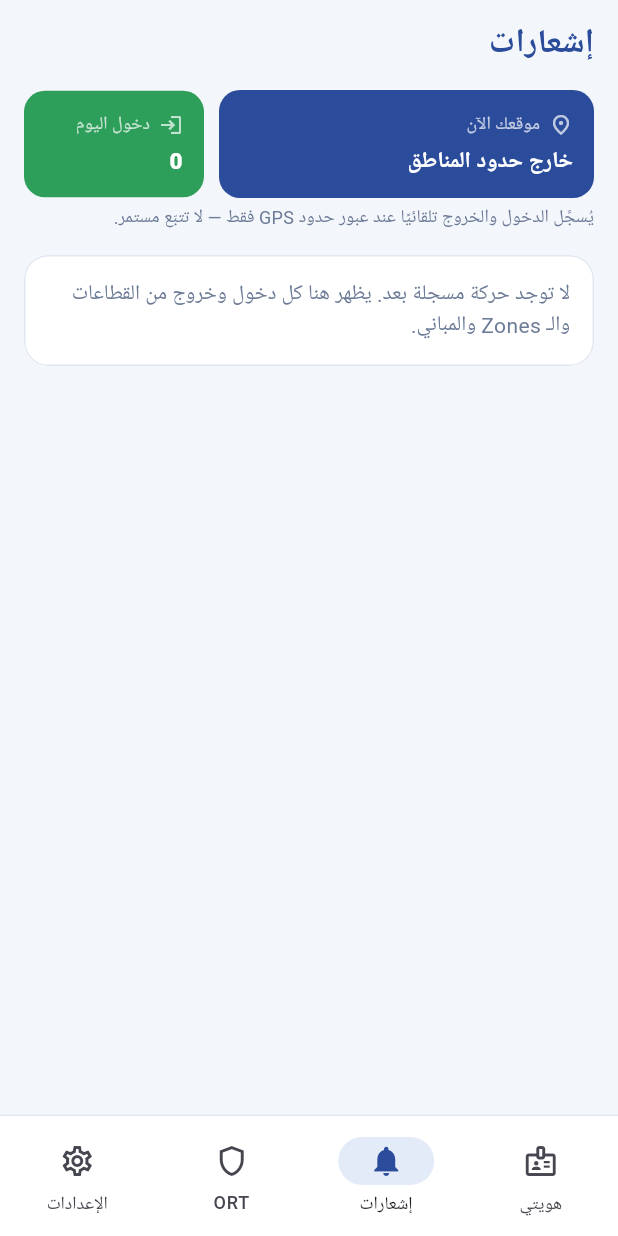
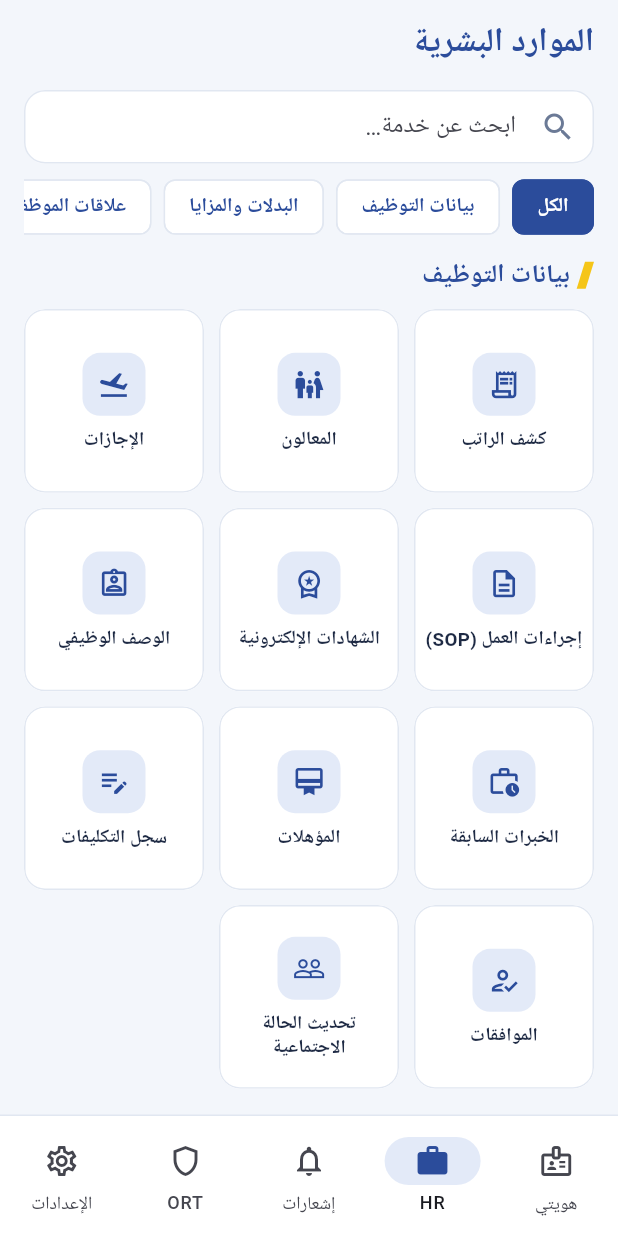
Before and after one commit to q8mariner/koc-one, a Flutter app: the screen it shows once a user with an empty profile is signed in, item 2 of the bottom bar chosen, on a phone screen of 412 x 824 dp. Run offline on Flutter 3.47's test engine with Material 3 defaults, Android fonts, the phone set to English and light mode, and no system bars; our stand-ins replace flutter_local_notifications, flutter_secure_storage, geolocator, image_picker, local_auth, permission_handler and 3 more; missing offline and left inert: flutter_webrtc, pointycastle; accounts and stored records are empty; network calls fail.

Commit message:
App: HR tab after My ID — 24 services in 4 groups with search, group filter and recently used
Co-Authored-By: Claude Opus 5.5 <noreply@anthropic.com>
Claude-Session: https://claude.ai/code/session_01Ub2KM2ZEjqWnbLaZxM1vEo

```diff
--- /dev/null
+++ b/mobile/lib/screens/hr.dart
@@ -0,0 +1,235 @@
+// HR services, in the four groups of the HR portal. Easy to reach without clutter:
+// search, one-tap group filter, the services you used recently on top, then compact 3-per-row tiles.
+import 'package:flutter/material.dart';
+import 'package:shared_preferences/shared_preferences.dart';
+
+import '../i18n.dart';
+import '../ui.dart';
+
+class HrService {
+  final String id, ar, en, descAr, descEn;
+  final IconData icon;
+  const HrService(this.id, this.icon, this.ar, this.en, this.descAr, this.descEn);
+  String get name => tr(ar, en);
+}
+
+class HrGroup {
+  final String id, ar, en;
+  final List<HrService> items;
+  const HrGroup(this.id, this.ar, this.en, this.items);
+  String get name => tr(ar, en);
+}
+
+const hrGroups = <HrGroup>[
+  HrGroup('employment', 'بيانات التوظيف', 'Employment details', [
+    HrService('payslip', Icons.receipt_long_outlined, 'كشف الراتب', 'Payslip', 'عرض كشوف الراتب الشهرية وتنزيلها.', 'View and download your monthly payslips.'),
+    HrService('dependents', Icons.family_restroom, 'المعالون', 'Employee dependents', 'بيانات أفراد الأسرة المسجلين على ملفك.', 'Family members registered on your file.'),
+    HrService('leaves', Icons.flight_takeoff, 'الإجازات', 'Leaves', 'رصيد الإجازات وتقديم طلب إجازة.', 'Leave balance and leave requests.'),
+    HrService('sop', Icons.description_outlined, 'إجراءات العمل (SOP)', 'SOP', 'إجراءات التشغيل القياسية الخاصة بعملك.', 'Standard operating procedures for your job.'),
+    HrService('ecert', Icons.workspace_premium_outlined, 'الشهادات الإلكترونية', 'e-Certificates', 'طلب شهادات الراتب وإثبات العمل.', 'Request salary and employment certificates.'),
+    HrService('jobdesc', Icons.assignment_ind_outlined, 'الوصف الوظيفي', 'Job description', 'الوصف الوظيفي المعتمد لوظيفتك.', 'The approved description of your job.'),
+    HrService('prevemp', Icons.work_history_outlined, 'الخبرات السابقة', 'Previous employment', 'جهات العمل السابقة المسجلة.', 'Your recorded previous employers.'),
+    HrService('quals', Icons.card_membership, 'المؤهلات', 'Qualifications', 'المؤهلات العلمية والمهنية المسجلة.', 'Your recorded academic and professional qualifications.'),
+    HrService('assign', Icons.edit_note, 'سجل التكليفات', 'Assignment history', 'التكليفات والانتدابات السابقة والحالية.', 'Your past and current assignments.'),
+    HrService('approvals', Icons.how_to_reg_outlined, 'الموافقات', 'Approvals', 'الطلبات بانتظار موافقتك أو المرفوعة منك.', 'Requests awaiting your approval or raised by you.'),
+    HrService('social', Icons.people_outline, 'تحديث الحالة الاجتماعية', 'Social status update', 'تحديث الحالة الاجتماعية وبيانات الأسرة.', 'Update your marital status and family details.'),
+  ]),
+  HrGroup('benefits', 'البدلات والمزايا', 'Allowance & benefits', [
+    HrService('edu', Icons.school_outlined, 'بدل التعليم', 'Education allowance', 'طلب بدل تعليم الأبناء ومتابعته.', 'Request and track children’s education allowance.'),
+    HrService('marriage', Icons.favorite_border, 'منحة الزواج', 'Marriage grant', 'تقديم طلب منحة الزواج.', 'Apply for the marriage grant.'),
+    HrService('furniture', Icons.chair_outlined, 'منحة الأثاث', 'Furniture grant', 'تقديم طلب منحة الأثاث.', 'Apply for the furniture grant.'),
+    HrService('housinggrant', Icons.home_outlined, 'منحة السكن', 'Housing grant', 'تقديم طلب منحة السكن.', 'Apply for the housing grant.'),
+    HrService('loans', Icons.account_balance_wallet_outlined, 'القروض الشخصية', 'Personal loans', 'طلب قرض شخصي ومتابعة الأقساط.', 'Request a personal loan and track repayments.'),
+    HrService('special', Icons.payments_outlined, 'مدفوعات خاصة', 'Special payments', 'المدفوعات والمستحقات الخاصة.', 'Special payments and entitlements.'),
+    HrService('longservice', Icons.military_tech_outlined, 'مكافأة الخدمة الطويلة', 'Long service award', 'استحقاق مكافأة سنوات الخدمة.', 'Your long-service award entitlement.'),
+    HrService('rewards', Icons.card_giftcard, 'المكافآت', 'Rewards', 'المكافآت والحوافز المستحقة.', 'Rewards and incentives.'),
+  ]),
+  HrGroup('relations', 'علاقات الموظفين', 'Employee relations', [
+    HrService('grievance', Icons.feedback_outlined, 'التظلم الفردي', 'Individual grievance', 'تقديم تظلم ومتابعة حالته.', 'Submit a grievance and track it.'),
+    HrService('disciplinary', Icons.gavel, 'الإجراءات التأديبية', 'Disciplinary action', 'الإجراءات التأديبية المسجلة إن وجدت.', 'Recorded disciplinary actions, if any.'),
+  ]),
+  HrGroup('housing', 'السكن', 'Housing', [
+    HrService('accom', Icons.house_outlined, 'السكن الوظيفي', 'Housing accommodation', 'طلب سكن وظيفي ومتابعته.', 'Request and track company housing.'),
+    HrService('housingcert', Icons.home_work_outlined, 'شهادات السكن', 'Housing certificates', 'طلب شهادات السكن.', 'Request housing certificates.'),
+    HrService('awareness', Icons.play_circle_outline, 'التوعية', 'Awareness', 'مواد توعوية خاصة بالسكن.', 'Housing awareness material.'),
+    HrService('faq', Icons.help_outline, 'الأسئلة الشائعة', 'FAQ', 'إجابات أكثر الأسئلة شيوعًا عن السكن.', 'Answers to common housing questions.'),
+    HrService('waiting', Icons.hourglass_top, 'رقم الانتظار', 'Waiting number', 'رقمك في قائمة انتظار السكن.', 'Your place on the housing waiting list.'),
+  ]),
+];
+
+class HrScreen extends StatefulWidget {
+  const HrScreen({super.key});
+  @override
+  State<HrScreen> createState() => _HrScreenState();
+}
+
+class _HrScreenState extends State<HrScreen> {
+  final _q = TextEditingController();
+  String _group = 'all';
+  List<String> _recent = [];
+
+  static final Map<String, HrService> _byId = {for (final g in hrGroups) for (final s in g.items) s.id: s};
+
+  @override
+  void initState() {
+    super.initState();
+    SharedPreferences.getInstance().then((p) {
+      if (mounted) setState(() => _recent = (p.getStringList('one.hr.recent') ?? []).where(_byId.containsKey).toList());
+    });
+  }
+
+  @override
+  void dispose() {
+    _q.dispose();
+    super.dispose();
+  }
+
+  Future<void> _open(HrService s, HrGroup g) async {
+    setState(() => _recent = [s.id, ..._recent.where((x) => x != s.id)].take(4).toList());
+    try {
+      (await SharedPreferences.getInstance()).setStringList('one.hr.recent', _recent);
+    } catch (_) {}
+    if (!mounted) return;
+    showModalBottomSheet(
+      context: context,
+      showDragHandle: true,
+      backgroundColor: Colors.white,
+      builder: (c) => SafeArea(
+        child: Padding(
+          padding: const EdgeInsets.fromLTRB(20, 0, 20, 20),
+          child: Column(mainAxisSize: MainAxisSize.min, crossAxisAlignment: CrossAxisAlignment.start, children: [
+            Row(children: [
+              _iconBox(s.icon, 52),
+              const SizedBox(width: 14),
+              Expanded(child: Column(crossAxisAlignment: CrossAxisAlignment.start, children: [
+                Text(s.name, style: const TextStyle(fontSize: 18, fontWeight: FontWeight.w800, color: C.navy)),
+                const SizedBox(height: 2),
+                Text(g.name, style: const TextStyle(color: C.muted, fontSize: 12.5)),
+              ])),
+            ]),
+            const SizedBox(height: 14),
+            Text(tr(s.descAr, s.descEn), style: const TextStyle(fontSize: 15, height: 1.5)),
+            const SizedBox(height: 14),
+            Container(
+              padding: const EdgeInsets.all(12),
+              decoration: BoxDecoration(color: const Color(0xFFFFFBEB), borderRadius: BorderRadius.circular(12), border: Border.all(color: C.yellow)),
+              child: Row(children: [
+                const Icon(Icons.link, color: Color(0xFF8A6400)),
+                const SizedBox(width: 10),
+                Expanded(child: Text(tr('هذه الخدمة جاهزة في التطبيق وستُفعّل بعد ربطها بنظام الموارد البشرية.', 'This service is ready in the app and will go live once it is linked to the HR system.'),
+                    style: const TextStyle(color: Color(0xFF6B5200), fontWeight: FontWeight.w600))),
+              ]),
+            ),
+            const SizedBox(height: 14),
+            SizedBox(width: double.infinity, child: FilledButton(onPressed: () => Navigator.pop(c), child: Text(tr('حسنًا', 'OK')))),
+          ]),
+        ),
+      ),
+    );
+  }
+
+  static Widget _iconBox(IconData icon, double size) => Container(
+        width: size,
+        height: size,
+        decoration: BoxDecoration(color: const Color(0xFFE3EAF8), borderRadius: BorderRadius.circular(size * .28)),
+        child: Icon(icon, color: C.navy, size: size * .52),
+      );
+
+  Widget _tile(HrService s, HrGroup g) => Material(
+        color: Colors.white,
+        shape: RoundedRectangleBorder(borderRadius: BorderRadius.circular(14), side: const BorderSide(color: C.line)),
+        clipBehavior: Clip.antiAlias,
+        child: InkWell(
+          onTap: () => _open(s, g),
+          child: Padding(
+            padding: const EdgeInsets.fromLTRB(6, 12, 6, 10),
+            child: Column(mainAxisAlignment: MainAxisAlignment.center, children: [
+              _iconBox(s.icon, 42),
+              const SizedBox(height: 8),
+              Text(s.name, textAlign: TextAlign.center, maxLines: 2, overflow: TextOverflow.ellipsis,
+                  style: const TextStyle(fontSize: 12.5, fontWeight: FontWeight.w700, color: C.fg, height: 1.25)),
+            ]),
+          ),
+        ),
+      );
+
+  Widget _grid(List<HrService> items, HrGroup Function(HrService) groupOf) => GridView.count(
+        crossAxisCount: 3,
+        shrinkWrap: true,
+        physics: const NeverScrollableScrollPhysics(),
+        mainAxisSpacing: 10,
+        crossAxisSpacing: 10,
+        childAspectRatio: .98,
+        children: [for (final s in items) _tile(s, groupOf(s))],
+      );
+
+  HrGroup _groupOf(HrService s) => hrGroups.firstWhere((g) => g.items.contains(s));
+
+  @override
+  Widget build(BuildContext context) {
+    final q = _q.text.trim().toLowerCase();
+    final groups = hrGroups.where((g) => _group == 'all' || g.id == _group).map((g) {
+      final items = q.isEmpty ? g.items : g.items.where((s) => s.ar.contains(q) || s.en.toLowerCase().contains(q)).toList();
+      return (g, items);
+    }).where((e) => e.$2.isNotEmpty).toList();
+    final showRecent = q.isEmpty && _group == 'all' && _recent.isNotEmpty;
+
+    return Scaffold(
+      appBar: AppBar(title: Text(tr('الموارد البشرية', 'HR'), style: const TextStyle(fontWeight: FontWeight.w800))),
+      body: ListView(padding: const EdgeInsets.fromLTRB(16, 4, 16, 24), children: [
+        // search
+        TextField(
+          controller: _q,
+          onChanged: (_) => setState(() {}),
+          decoration: InputDecoration(
+            hintText: tr('ابحث عن خدمة…', 'Search a service…'),
+            prefixIcon: const Icon(Icons.search, color: C.muted),
+            suffixIcon: _q.text.isEmpty ? null : IconButton(icon: const Icon(Icons.close), onPressed: () => setState(_q.clear)),
+            filled: true,
+            fillColor: Colors.white,
+            contentPadding: const EdgeInsets.symmetric(vertical: 12),
+            border: OutlineInputBorder(borderRadius: BorderRadius.circular(14), borderSide: const BorderSide(color: C.line)),
+            enabledBorder: OutlineInputBorder(borderRadius: BorderRadius.circular(14), borderSide: const BorderSide(color: C.line)),
+          ),
+        ),
+        const SizedBox(height: 10),
+        // group filter
+        SizedBox(
+          height: 38,
+          child: ListView(scrollDirection: Axis.horizontal, children: [
+            for (final g in [('all', tr('الكل', 'All')), for (final h in hrGroups) (h.id, h.name)])
+              Padding(
+                padding: const EdgeInsetsDirectional.only(end: 8),
+                child: ChoiceChip(
+                  label: Text(g.$2),
+                  selected: _group == g.$1,
+                  showCheckmark: false,
+                  selectedColor: C.navy,
+                  backgroundColor: Colors.white,
+                  side: BorderSide(color: _group == g.$1 ? C.navy : C.line),
+                  labelStyle: TextStyle(color: _group == g.$1 ? Colors.white : C.navy, fontWeight: FontWeight.w700, fontSize: 13),
+                  onSelected: (_) => setState(() => _group = g.$1),
+                ),
+              ),
+          ]),
+        ),
+        const SizedBox(height: 6),
+        if (showRecent) ...[
+          SectionTitle(tr('استخدمتها مؤخرًا', 'Recently used')),
+          _grid([for (final id in _recent.take(3)) _byId[id]!], _groupOf),
+          const SizedBox(height: 6),
+        ],
+        for (final (g, items) in groups) ...[
+          SectionTitle(g.name),
+          _grid(items, (_) => g),
+          const SizedBox(height: 6),
+        ],
+        if (groups.isEmpty)
+          Padding(
+            padding: const EdgeInsets.only(top: 30),
+            child: Text(tr('لا توجد خدمة بهذا الاسم.', 'No service with that name.'), textAlign: TextAlign.center, style: const TextStyle(color: C.muted)),
+          ),
+      ]),
+    );
+  }
+}
--- a/mobile/lib/screens/shell.dart
+++ b/mobile/lib/screens/shell.dart
@@ -1,4 +1,4 @@
-// Main shell: My ID · Notifications · ORT · Settings. Covered by the lock screen when face unlock is on
+// Main shell: My ID · HR · Notifications · ORT · Settings. Covered by the lock screen when face unlock is on
 // (alarms and calls are pushed above it, so they are never blocked).
 import 'package:flutter/material.dart';
 
@@ -6,6 +6,7 @@ import '../i18n.dart';
 import '../services/applock.dart';
 import '../ui.dart';
 import 'home.dart';
+import 'hr.dart';
 import 'id.dart';
 import 'lock.dart';
 import 'log.dart';
@@ -31,7 +32,7 @@ class _MainShellState extends State<MainShell> {
   Widget build(BuildContext context) {
     final shell = Scaffold(
       // IndexedStack keeps every page alive: HomeScreen starts the safety service even while another tab is shown.
-      body: IndexedStack(index: _tab, children: const [IdScreen(), LogScreen(), HomeScreen(), SettingsScreen()]),
+      body: IndexedStack(index: _tab, children: const [IdScreen(), HrScreen(), LogScreen(), HomeScreen(), SettingsScreen()]),
       bottomNavigationBar: Container(
         decoration: const BoxDecoration(border: Border(top: BorderSide(color: C.line))),
         child: NavigationBar(
@@ -42,6 +43,7 @@ class _MainShellState extends State<MainShell> {
           labelBehavior: NavigationDestinationLabelBehavior.alwaysShow,
           destinations: [
             NavigationDestination(icon: const Icon(Icons.badge_outlined), selectedIcon: const Icon(Icons.badge, color: C.navy), label: tr('هويتي', 'My ID')),
+            const NavigationDestination(icon: Icon(Icons.work_outline), selectedIcon: Icon(Icons.work, color: C.navy), label: 'HR'),
             NavigationDestination(icon: const Icon(Icons.notifications_none), selectedIcon: const Icon(Icons.notifications, color: C.navy), label: tr('إشعارات', 'Notifications')),
             const NavigationDestination(icon: Icon(Icons.shield_outlined), selectedIcon: Icon(Icons.shield, color: C.navy), label: 'ORT'),
             NavigationDestination(icon: const Icon(Icons.settings_outlined), selectedIcon: const Icon(Icons.settings, color: C.navy), label: tr('الإعدادات', 'Settings')),
```
